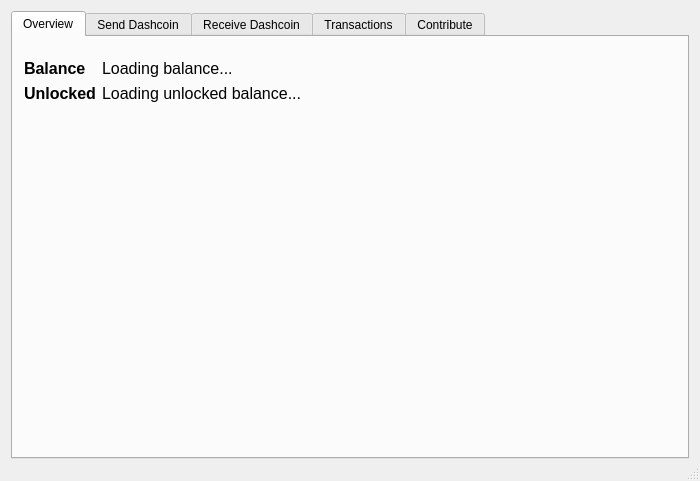
This is dashcoinwallet.ui in pwstegman/DashcoinWalletGUI as Qt 5 draws it before an edit. The edited form follows.
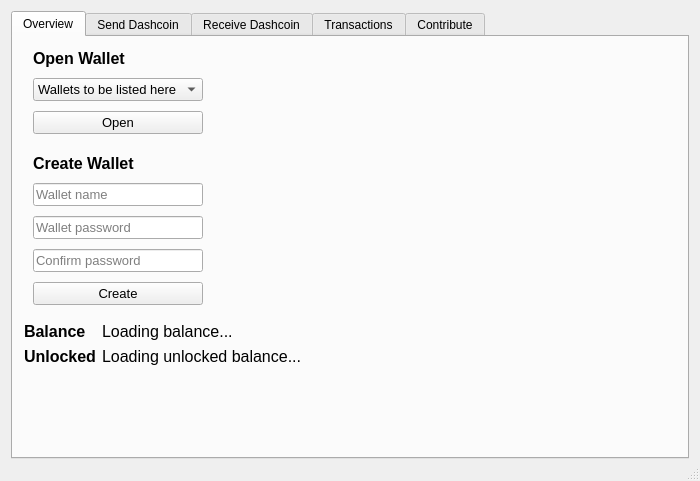
This is the edited form.

Commit message: Daemon, wallet generate, and wallet open functions

Patch:
```diff
--- a/dashcoinwallet.ui
+++ b/dashcoinwallet.ui
@@ -102,6 +102,203 @@
            <property name="rightMargin">
             <number>0</number>
            </property>
+           <item>
+            <widget class="QWidget" name="gridWidget" native="true">
+             <layout class="QGridLayout" name="gridLayout_2">
+              <property name="leftMargin">
+               <number>20</number>
+              </property>
+              <property name="topMargin">
+               <number>0</number>
+              </property>
+              <property name="rightMargin">
+               <number>0</number>
+              </property>
+              <property name="bottomMargin">
+               <number>0</number>
+              </property>
+              <property name="spacing">
+               <number>10</number>
+              </property>
+              <item row="5" column="0">
+               <widget class="QLineEdit" name="lineEdit">
+                <property name="sizePolicy">
+                 <sizepolicy hsizetype="Preferred" vsizetype="Fixed">
+                  <horstretch>0</horstretch>
+                  <verstretch>0</verstretch>
+                 </sizepolicy>
+                </property>
+                <property name="minimumSize">
+                 <size>
+                  <width>0</width>
+                  <height>0</height>
+                 </size>
+                </property>
+                <property name="baseSize">
+                 <size>
+                  <width>0</width>
+                  <height>0</height>
+                 </size>
+                </property>
+                <property name="font">
+                 <font>
+                  <pointsize>10</pointsize>
+                 </font>
+                </property>
+                <property name="placeholderText">
+                 <string>Wallet name</string>
+                </property>
+               </widget>
+              </item>
+              <item row="0" column="0">
+               <widget class="QLabel" name="label">
+                <property name="font">
+                 <font>
+                  <pointsize>12</pointsize>
+                  <weight>75</weight>
+                  <bold>true</bold>
+                 </font>
+                </property>
+                <property name="text">
+                 <string>Open Wallet</string>
+                </property>
+               </widget>
+              </item>
+              <item row="8" column="0">
+               <widget class="QPushButton" name="pushButton_2">
+                <property name="font">
+                 <font>
+                  <pointsize>10</pointsize>
+                 </font>
+                </property>
+                <property name="text">
+                 <string>Create</string>
+                </property>
+               </widget>
+              </item>
+              <item row="1" column="0">
+               <widget class="QComboBox" name="comboBox">
+                <property name="font">
+                 <font>
+                  <pointsize>10</pointsize>
+                 </font>
+                </property>
+                <property name="currentText">
+                 <string>Wallets to be listed here</string>
+                </property>
+                <item>
+                 <property name="text">
+                  <string>Wallets to be listed here</string>
+                 </property>
+                </item>
+               </widget>
+              </item>
+              <item row="3" column="0">
+               <spacer name="verticalSpacer_2">
+                <property name="orientation">
+                 <enum>Qt::Vertical</enum>
+                </property>
+                <property name="sizeType">
+                 <enum>QSizePolicy::Fixed</enum>
+                </property>
+                <property name="sizeHint" stdset="0">
+                 <size>
+                  <width>20</width>
+                  <height>10</height>
+                 </size>
+                </property>
+               </spacer>
+              </item>
+              <item row="4" column="0">
+               <widget class="QLabel" name="label_2">
+                <property name="font">
+                 <font>
+                  <pointsize>12</pointsize>
+                  <weight>75</weight>
+                  <bold>true</bold>
+                 </font>
+                </property>
+                <property name="statusTip">
+                 <string/>
+                </property>
+                <property name="whatsThis">
+                 <string/>
+                </property>
+                <property name="text">
+                 <string>Create Wallet</string>
+                </property>
+                <property name="margin">
+                 <number>0</number>
+                </property>
+               </widget>
+              </item>
+              <item row="0" column="1">
+               <spacer name="horizontalSpacer">
+                <property name="orientation">
+                 <enum>Qt::Horizontal</enum>
+                </property>
+                <property name="sizeHint" stdset="0">
+                 <size>
+                  <width>40</width>
+                  <height>20</height>
+                 </size>
+                </property>
+               </spacer>
+              </item>
+              <item row="2" column="0">
+               <widget class="QPushButton" name="pushButton">
+                <property name="font">
+                 <font>
+                  <pointsize>10</pointsize>
+                 </font>
+                </property>
+                <property name="text">
+                 <string>Open</string>
+                </property>
+               </widget>
+              </item>
+              <item row="7" column="0">
+               <widget class="QLineEdit" name="lineEdit_3">
+                <property name="sizePolicy">
+                 <sizepolicy hsizetype="Preferred" vsizetype="Fixed">
+                  <horstretch>0</horstretch>
+                  <verstretch>0</verstretch>
+                 </sizepolicy>
+                </property>
+                <property name="font">
+                 <font>
+                  <pointsize>10</pointsize>
+                 </font>
+                </property>
+                <property name="placeholderText">
+                 <string>Confirm password</string>
+                </property>
+               </widget>
+              </item>
+              <item row="6" column="0">
+               <widget class="QLineEdit" name="lineEdit_2">
+                <property name="sizePolicy">
+                 <sizepolicy hsizetype="Preferred" vsizetype="Fixed">
+                  <horstretch>0</horstretch>
+                  <verstretch>0</verstretch>
+                 </sizepolicy>
+                </property>
+                <property name="font">
+                 <font>
+                  <pointsize>10</pointsize>
+                 </font>
+                </property>
+                <property name="text">
+                 <string/>
+                </property>
+                <property name="placeholderText">
+                 <string>Wallet password</string>
+                </property>
+               </widget>
+              </item>
+             </layout>
+            </widget>
+           </item>
            <item>
             <widget class="QWidget" name="balance_section" native="true">
              <property name="enabled">
@@ -169,7 +366,7 @@
               <enum>Qt::Vertical</enum>
              </property>
              <property name="sizeType">
-              <enum>QSizePolicy::Minimum</enum>
+              <enum>QSizePolicy::Expanding</enum>
              </property>
              <property name="sizeHint" stdset="0">
               <size>
```
The commit also changes 2 other files.
